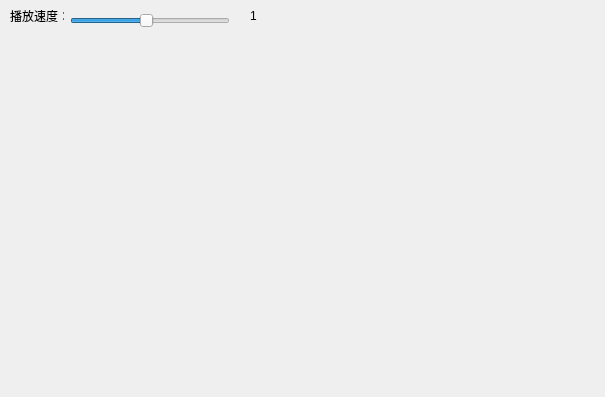
First picture: the form in src/xviewer/xplayvideo.ui, repository lxq-02/learnFFmpeg, before the edit.
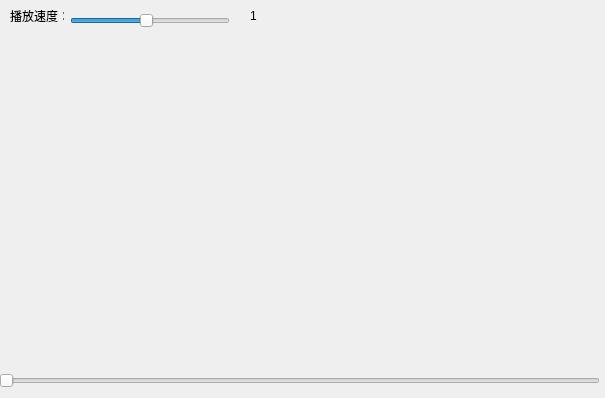
Second picture: the form after the edit.

The edit to the form file:
```diff
--- a/src/xviewer/xplayvideo.ui
+++ b/src/xviewer/xplayvideo.ui
@@ -7,7 +7,7 @@
     <x>0</x>
     <y>0</y>
     <width>605</width>
-    <height>397</height>
+    <height>398</height>
    </rect>
   </property>
   <property name="windowTitle">
@@ -77,6 +77,28 @@
     <string>1</string>
    </property>
   </widget>
+  <widget class="QSlider" name="pos">
+   <property name="geometry">
+    <rect>
+     <x>-1</x>
+     <y>370</y>
+     <width>601</width>
+     <height>22</height>
+    </rect>
+   </property>
+   <property name="minimum">
+    <number>1</number>
+   </property>
+   <property name="maximum">
+    <number>999</number>
+   </property>
+   <property name="pageStep">
+    <number>100</number>
+   </property>
+   <property name="orientation">
+    <enum>Qt::Horizontal</enum>
+   </property>
+  </widget>
  </widget>
  <layoutdefault spacing="6" margin="11"/>
  <resources/>
```
